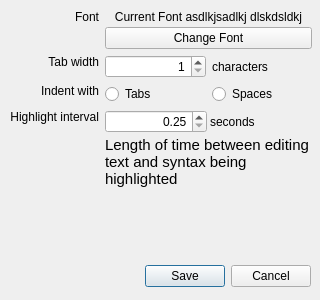
This is src/preferencesdialog.ui in ali-rantakari/QarkDown as Qt 5 draws it before an edit. The edited form follows.
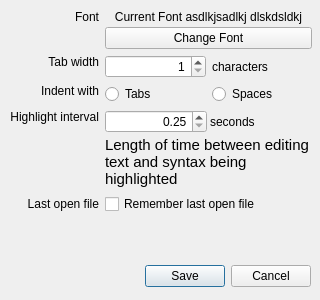
This is the edited form.

Commit message: Add setting to remember last open file.

The edit to the form file:
```diff
--- a/src/preferencesdialog.ui
+++ b/src/preferencesdialog.ui
@@ -128,7 +128,7 @@
       </property>
      </widget>
     </item>
-    <item row="4" column="0">
+    <item row="5" column="0">
      <spacer name="verticalSpacer">
       <property name="orientation">
        <enum>Qt::Vertical</enum>
@@ -252,6 +252,23 @@
       </item>
      </layout>
     </item>
+    <item row="4" column="0">
+     <widget class="QLabel" name="label_4">
+      <property name="text">
+       <string>Last open file</string>
+      </property>
+      <property name="alignment">
+       <set>Qt::AlignRight|Qt::AlignTrailing|Qt::AlignVCenter</set>
+      </property>
+     </widget>
+    </item>
+    <item row="4" column="1">
+     <widget class="QCheckBox" name="rememberLastFileCheckBox">
+      <property name="text">
+       <string>Remember last open file</string>
+      </property>
+     </widget>
+    </item>
    </layout>
   </widget>
  </widget>
```
The commit also changes 3 other files.
